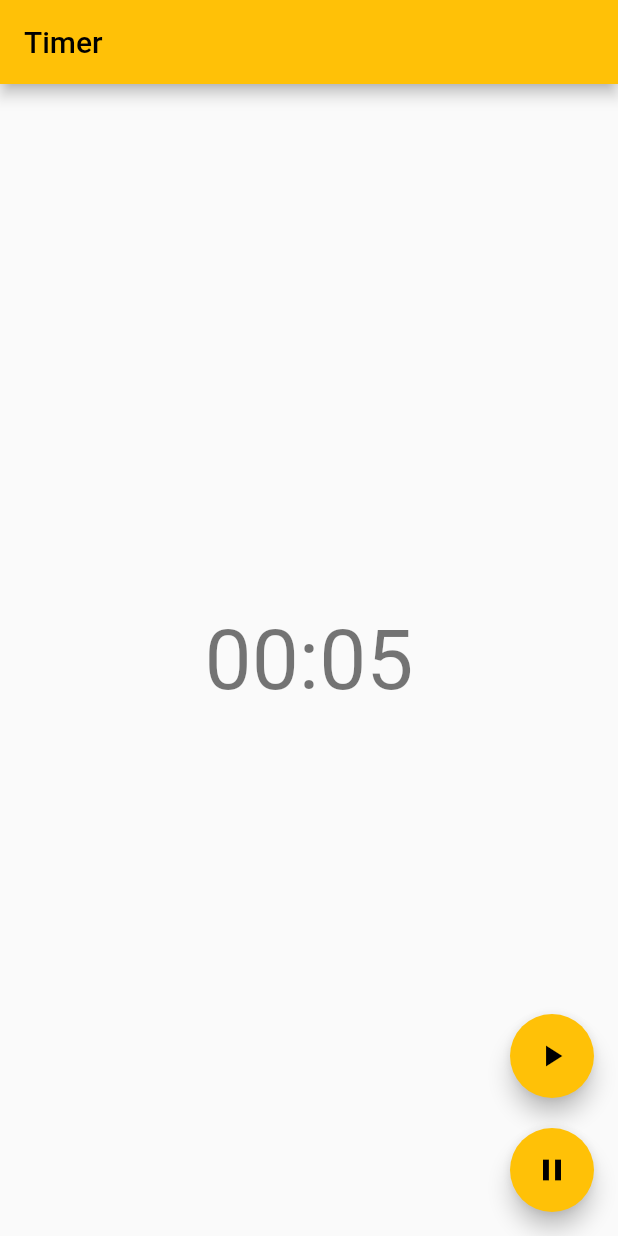
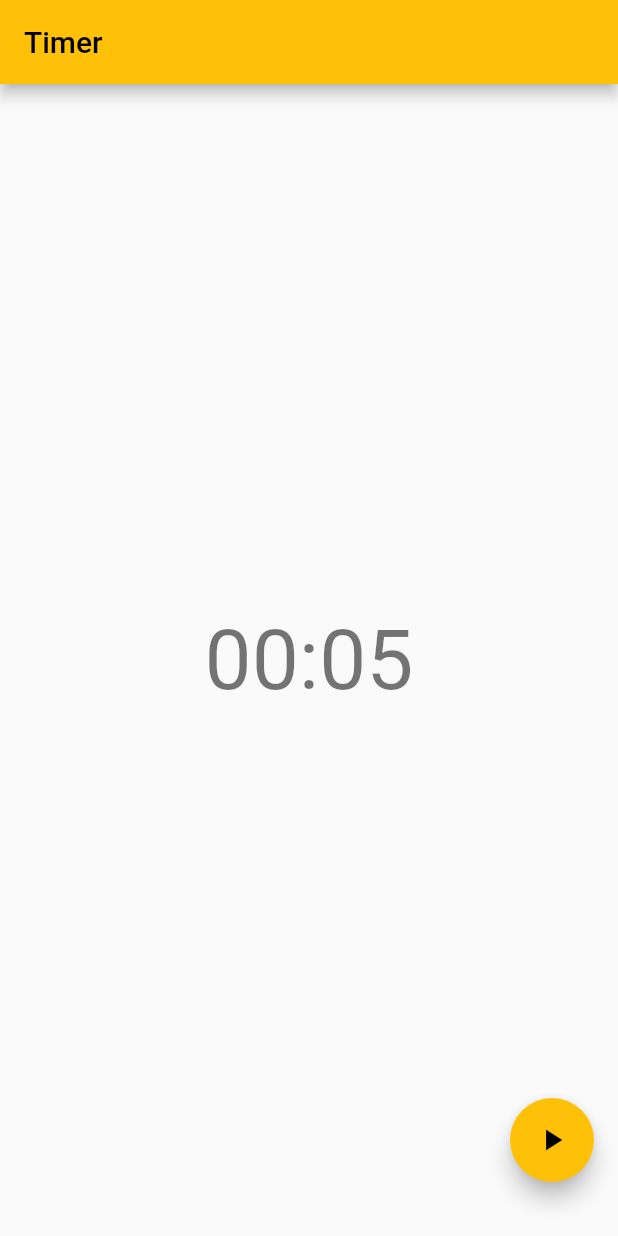
Before and after one commit to nemrosim/flutter_bloc_examples, a Flutter app: the screen it shows after launch, on a phone screen of 412 x 824 dp. Run offline on Flutter 3.47's test engine with Material 2 defaults, Android fonts, the phone set to English and light mode, and no system bars; our stand-ins replace bloc, flutter_bloc.

Commit message:
finish timer example

```diff
--- a/lib/bloc/counter/cubit/counter_observer.dart
+++ b/lib/bloc/counter/cubit/counter_observer.dart
@@ -8,6 +8,6 @@ class CounterObserver extends BlocObserver {
     super.onChange(bloc, change);
 
     // ignore: avoid_print
-    print('${bloc.runtimeType} $change');
+    print('Value changed ${change.nextState}');
   }
 }
--- a/lib/bloc/timer/bloc.dart
+++ b/lib/bloc/timer/bloc.dart
@@ -5,17 +5,21 @@ import 'event.dart';
 import 'state.dart';
 import 'timer_stream.dart';
 
+const int defaultTimerDuration = 5;
+
 class TimerBloc extends Bloc<TimerEvent, TimerState> {
   final TimerStream _timer;
-  static const int _duration = 5;
 
   StreamSubscription<int>? _timerSubscription;
 
   TimerBloc({required TimerStream timer})
       : this._timer = timer,
-        super(const TimerState(_duration)) {
+        super(TimerState(duration: defaultTimerDuration, isInProgress: false)) {
     on<TimerStarted>(_onStarted);
     on<TimerTicked>(_onTicked);
+    on<TimerPaused>(_onPaused);
+    on<TimerResumed>(_onResumed);
+    on<TimerReset>(_onReset);
   }
 
   @override
@@ -25,19 +29,34 @@ class TimerBloc extends Bloc<TimerEvent, TimerState> {
   }
 
   void _onStarted(TimerStarted event, Emitter<TimerState> emit) {
-
-    emit(TimerState(event.duration));
+    emit(TimerState(duration: state.duration, isInProgress: true));
 
     _timerSubscription?.cancel();
     _timerSubscription = _timer
-        .getStream(ticks: event.duration) // start stream
+        .getStream(ticks: state.duration) // start stream
         .listen(
           // when value changes -> add TimerTicked event
-          (duration) => add(TimerTicked(duration: duration)),
+          (value) => add(TimerTicked(duration: value)),
         );
   }
 
   void _onTicked(TimerTicked event, Emitter<TimerState> emit) {
-    emit(TimerState(event.duration));
+    emit(TimerState(duration: event.duration, isInProgress: true));
+  }
+
+  void _onPaused(TimerPaused event, Emitter<TimerState> emit) {
+    _timerSubscription?.pause();
+    emit(TimerState(duration: state.duration, isInProgress: false));
+  }
+
+  void _onResumed(TimerResumed event, Emitter<TimerState> emit) {
+    _timerSubscription?.resume();
+    emit(TimerState(duration: state.duration, isInProgress: true));
+  }
+
+  void _onReset(TimerReset event, Emitter<TimerState> emit) {
+    _timerSubscription?.cancel();
+
+    emit(TimerState(duration: defaultTimerDuration, isInProgress: false));
   }
 }
--- a/lib/bloc/timer/event.dart
+++ b/lib/bloc/timer/event.dart
@@ -1,13 +1,13 @@
 abstract class TimerEvent {
   const TimerEvent();
-}
-
-class TimerStarted extends TimerEvent {
-  const TimerStarted({required this.duration});
-  final int duration;
 }
 
 class TimerTicked extends TimerEvent {
   const TimerTicked({required this.duration});
   final int duration;
 }
+
+class TimerStarted extends TimerEvent {}
+class TimerPaused extends TimerEvent {}
+class TimerResumed extends TimerEvent {}
+class TimerReset extends TimerEvent {}
--- a/lib/bloc/timer/state.dart
+++ b/lib/bloc/timer/state.dart
@@ -1,6 +1,8 @@
 class TimerState {
-  const TimerState(this.duration);
   final int duration;
+  final bool isInProgress;
+
+  TimerState({required this.duration, required this.isInProgress});
 
   @override
   String toString() {
--- a/lib/pages/timer/timer.dart
+++ b/lib/pages/timer/timer.dart
@@ -11,6 +11,7 @@ class TimerPage extends StatelessWidget {
   @override
   Widget build(BuildContext context) {
     return BlocBuilder<TimerBloc, TimerState>(
+        buildWhen: (prev, next) => prev != next,
         builder: (context, state) {
           return Scaffold(
             appBar: AppBar(title: const Text('Timer')),
@@ -29,18 +30,50 @@ class TimerPage extends StatelessWidget {
               mainAxisAlignment: MainAxisAlignment.end,
               crossAxisAlignment: CrossAxisAlignment.end,
               children: [
-                FloatingActionButton(
-                    child: const Icon(Icons.play_arrow),
-                    onPressed: () {
-                      context
-                          .read<TimerBloc>()
-                          .add(TimerStarted(duration: state.duration));
-                    }),
+                Builder(builder: (context) {
+                  if (state.isInProgress && state.duration == 0) {
+                    return const SizedBox.shrink();
+                  }
+
+                  IconData iconData = Icons.play_arrow;
+                  void Function() func = () {
+                    context.read<TimerBloc>().add(TimerStarted());
+                  };
+
+                  if (state.isInProgress) {
+                    iconData = Icons.pause;
+                    func = () {
+                      context.read<TimerBloc>().add(TimerPaused());
+                    };
+                  }
+
+                  if (!state.isInProgress &&
+                      state.duration != defaultTimerDuration) {
+                    iconData = Icons.pause;
+                    func = () {
+                      context.read<TimerBloc>().add(TimerResumed());
+                    };
+                  }
+
+                  return FloatingActionButton(
+                    onPressed: func,
+                    child: Icon(iconData),
+                  );
+                }),
                 const SizedBox(height: 20),
-                FloatingActionButton(
-                  child: const Icon(Icons.pause),
-                  onPressed: () {},
-                ),
+                Builder(builder: (context) {
+                  if (!state.isInProgress &&
+                      (state.duration == defaultTimerDuration ||
+                          state.duration == 0)) {
+                    return const SizedBox.shrink();
+                  }
+
+                  return FloatingActionButton(
+                    onPressed: () =>
+                        context.read<TimerBloc>().add(TimerReset()),
+                    child: const Icon(Icons.replay),
+                  );
+                }),
               ],
             ),
           );
```
